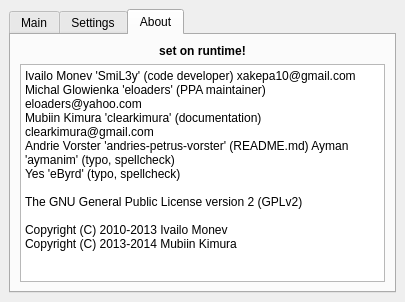
Old version of the form src/gui.ui in the repository kamilion/customizer.
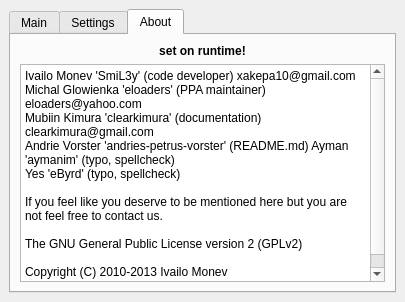
New version of the form. The open tabs and pages were chosen to show the change. Icons and pictures are not drawn.

Commit message: add a note about honorable mentions in about, many people contributed to the project that I just lost track of

```diff
--- a/src/gui.ui
+++ b/src/gui.ui
@@ -354,6 +354,8 @@
 &lt;p style=&quot; margin-top:0px; margin-bottom:0px; margin-left:0px; margin-right:0px; -qt-block-indent:0; text-indent:0px;&quot;&gt;Andrie Vorster 'andries-petrus-vorster' (README.md) Ayman 'aymanim' (typo, spellcheck)&lt;/p&gt;
 &lt;p style=&quot; margin-top:0px; margin-bottom:0px; margin-left:0px; margin-right:0px; -qt-block-indent:0; text-indent:0px;&quot;&gt;Yes 'eByrd' (typo, spellcheck)&lt;/p&gt;
 &lt;p style=&quot;-qt-paragraph-type:empty; margin-top:0px; margin-bottom:0px; margin-left:0px; margin-right:0px; -qt-block-indent:0; text-indent:0px;&quot;&gt;&lt;br /&gt;&lt;/p&gt;
+&lt;p style=&quot; margin-top:0px; margin-bottom:0px; margin-left:0px; margin-right:0px; -qt-block-indent:0; text-indent:0px;&quot;&gt;If you feel like you deserve to be mentioned here but you are not feel free to contact us.&lt;/p&gt;
+&lt;p style=&quot;-qt-paragraph-type:empty; margin-top:0px; margin-bottom:0px; margin-left:0px; margin-right:0px; -qt-block-indent:0; text-indent:0px;&quot;&gt;&lt;br /&gt;&lt;/p&gt;
 &lt;p style=&quot; margin-top:0px; margin-bottom:0px; margin-left:0px; margin-right:0px; -qt-block-indent:0; text-indent:0px;&quot;&gt;The GNU General Public License version 2 (GPLv2)&lt;/p&gt;
 &lt;p style=&quot;-qt-paragraph-type:empty; margin-top:0px; margin-bottom:0px; margin-left:0px; margin-right:0px; -qt-block-indent:0; text-indent:0px;&quot;&gt;&lt;br /&gt;&lt;/p&gt;
 &lt;p style=&quot; margin-top:0px; margin-bottom:0px; margin-left:0px; margin-right:0px; -qt-block-indent:0; text-indent:0px;&quot;&gt;Copyright (C) 2010-2013 Ivailo Monev&lt;/p&gt;
```
